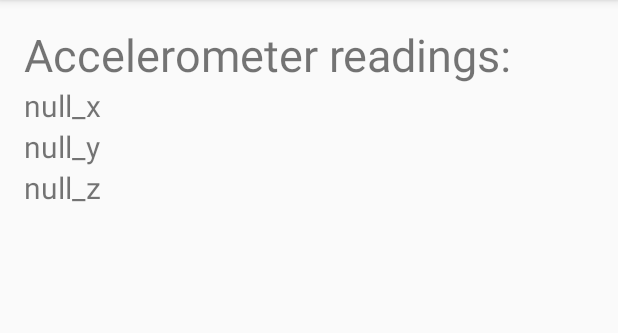
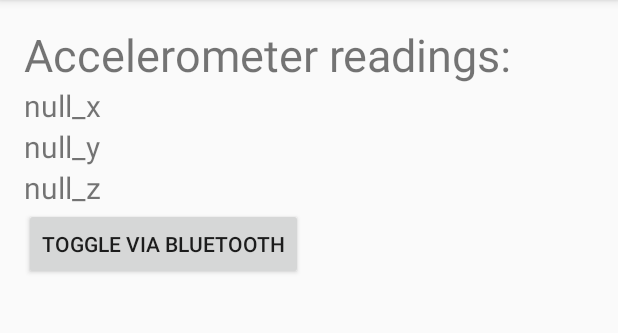
Before and after one commit to stevenrkeyes/SmartphoneSegway, an Android app: the screen it shows after launch (MainActivity), on a phone screen of 412 x 824 dp, the part 84-417 px from its top. Run offline under Robolectric (Android 15) with nearby library versions, the light colour scheme and no system bars.

Commit message:
added button, which will be used to test bluetooth

```diff
--- a/app/src/main/java/com/stevenrkeyes/smartphonesegway/MainActivity.java
+++ b/app/src/main/java/com/stevenrkeyes/smartphonesegway/MainActivity.java
@@ -9,6 +9,9 @@ import android.support.v7.app.AppCompatActivity;
 import android.os.Bundle;
 import android.view.Menu;
 import android.view.MenuItem;
+import android.view.View;
+import android.widget.Button;
+import android.widget.Toast;
 
 public class MainActivity extends AppCompatActivity implements SensorEventListener {
 
@@ -28,6 +31,16 @@ public class MainActivity extends AppCompatActivity implements SensorEventListen
         senSensorManager = (SensorManager) getSystemService(Context.SENSOR_SERVICE);
         senAccelerometer = senSensorManager.getDefaultSensor(Sensor.TYPE_ACCELEROMETER);
         senSensorManager.registerListener(this, senAccelerometer, SensorManager.SENSOR_DELAY_NORMAL);
+
+        // Set the onclick function for the button
+        final Button bluetooth_button = (Button) findViewById(R.id.bluetooth_button);
+        bluetooth_button.setOnClickListener(new View.OnClickListener() {
+            public void onClick(View v) {
+                // perform action on click
+                Toast toast = Toast.makeText(getApplicationContext(), "It works!", Toast.LENGTH_SHORT);
+                toast.show();
+            }
+        });
     }
 
     @Override
--- a/app/src/main/res/layout/activity_main.xml
+++ b/app/src/main/res/layout/activity_main.xml
@@ -1,34 +1,45 @@
-<LinearLayout
-    xmlns:android="http://schemas.android.com/apk/res/android"
+<LinearLayout xmlns:android="http://schemas.android.com/apk/res/android"
     xmlns:tools="http://schemas.android.com/tools"
     android:layout_width="match_parent"
     android:layout_height="match_parent"
+    android:orientation="vertical"
+    android:paddingBottom="@dimen/activity_vertical_margin"
     android:paddingLeft="@dimen/activity_horizontal_margin"
     android:paddingRight="@dimen/activity_horizontal_margin"
     android:paddingTop="@dimen/activity_vertical_margin"
-    android:paddingBottom="@dimen/activity_vertical_margin"
-    android:orientation="vertical"
     tools:context=".MainActivity">
 
     <TextView
-        android:text="@string/accelerometer_label"
-        android:layout_width="wrap_content"
-        android:textSize="30dp"
-        android:layout_height="wrap_content" />
-    <TextView android:id="@+id/x_reading"
-        android:text="null_x"
         android:layout_width="wrap_content"
         android:layout_height="wrap_content"
-        android:textSize="20dp"/>
-    <TextView android:id="@+id/y_reading"
-        android:text="null_y"
+        android:text="@string/accelerometer_label"
+        android:textSize="30dp" />
+
+    <TextView
+        android:id="@+id/x_reading"
         android:layout_width="wrap_content"
         android:layout_height="wrap_content"
-        android:textSize="20dp"/>
-    <TextView android:id="@+id/z_reading"
-        android:text="null_z"
+        android:text="null_x"
+        android:textSize="20dp" />
+
+    <TextView
+        android:id="@+id/y_reading"
         android:layout_width="wrap_content"
         android:layout_height="wrap_content"
-        android:textSize="20dp"/>
+        android:text="null_y"
+        android:textSize="20dp" />
+
+    <TextView
+        android:id="@+id/z_reading"
+        android:layout_width="wrap_content"
+        android:layout_height="wrap_content"
+        android:text="null_z"
+        android:textSize="20dp" />
+
+    <Button
+        android:id="@+id/bluetooth_button"
+        android:layout_width="wrap_content"
+        android:layout_height="wrap_content"
+        android:text="Toggle via Bluetooth" />
 
 </LinearLayout>
```
